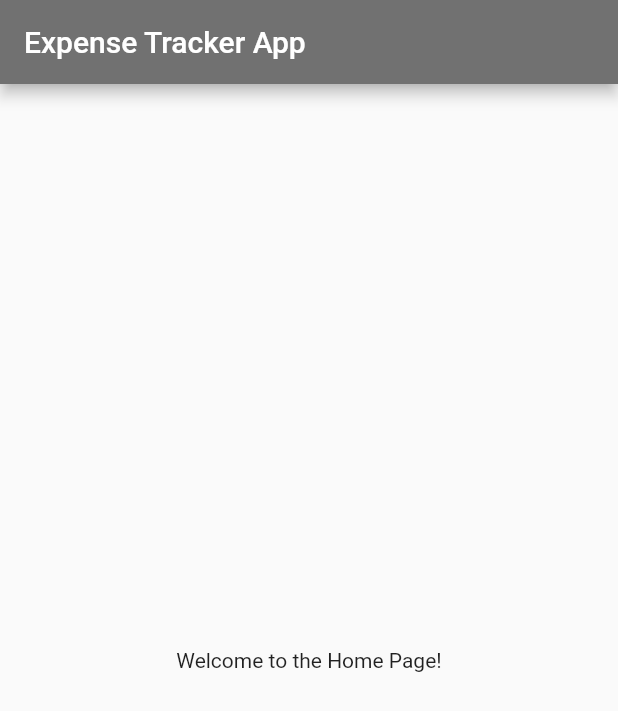
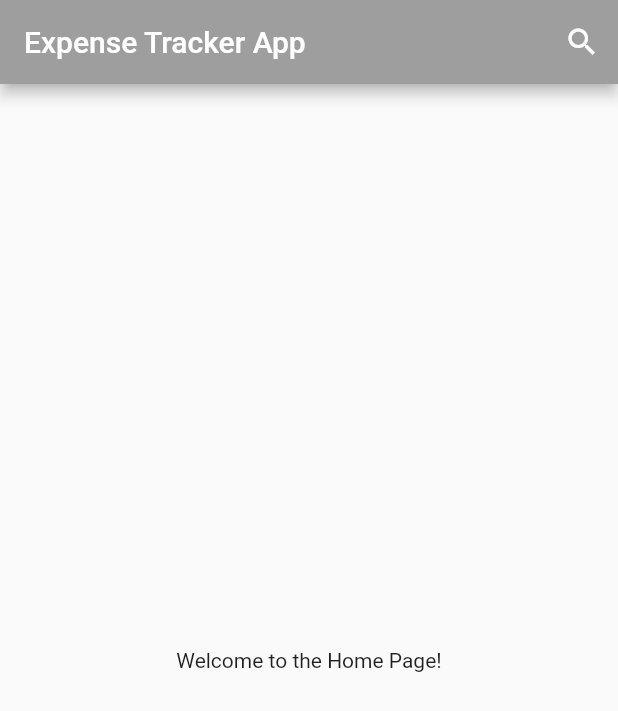
Before and after one commit to dhruv4023/ExpenseTrackerApp, a Flutter app: the HomePage screen opened by its route, on a phone screen of 412 x 824 dp. Shown: the top 711 px of the screen. Run offline on Flutter 3.47's test engine with Material 2 defaults, Android fonts, the phone set to English and light mode, and no system bars.

Commit message:
search textfield added on appbar

```diff
--- a/lib/main.dart
+++ b/lib/main.dart
@@ -1,5 +1,5 @@
 import 'package:expense_tracker/screen/SplashScreen.dart';
-import 'package:expense_tracker/screen/home.dart';
+import 'package:expense_tracker/screen/homePage.dart';
 import 'package:flutter/material.dart';
 
 void main() {
--- /dev/null
+++ b/lib/screen/homePage.dart
@@ -0,0 +1,69 @@
+import 'package:flutter/material.dart';
+
+class HomePage extends StatefulWidget {
+  const HomePage({Key? key}) : super(key: key);
+
+  @override
+  _HomePageState createState() => _HomePageState();
+}
+
+class _HomePageState extends State<HomePage> {
+  bool _isSearching = false;
+
+  @override
+  Widget build(BuildContext context) {
+    return Scaffold(
+      appBar: AppBar(
+        backgroundColor: Colors.grey,
+        automaticallyImplyLeading: false,
+        title: _isSearching
+            ? buildSearchField()
+            : const Text('Expense Tracker App'),
+        actions: buildAppBarActions(),
+      ),
+      body: const Center(
+        child: Text('Welcome to the Home Page!'),
+      ),
+    );
+  }
+
+  Widget buildSearchField() {
+    return TextField(
+      onChanged: (value) {
+        // Handle search input here
+      },
+      decoration: const InputDecoration(
+        hintText: 'Search...',
+        border: InputBorder.none,
+      ),
+    );
+  }
+
+  List<Widget> buildAppBarActions() {
+    if (_isSearching) {
+      return [
+        IconButton(
+          icon: const Icon(Icons.clear),
+          onPressed: () {
+            // Clear the search and return to the normal AppBar
+            setState(() {
+              _isSearching = false;
+            });
+          },
+        ),
+      ];
+    } else {
+      return [
+        IconButton(
+          icon: const Icon(Icons.search),
+          onPressed: () {
+            // Activate the search mode
+            setState(() {
+              _isSearching = true;
+            });
+          },
+        ),
+      ];
+    }
+  }
+}
```
Also changed, not shown: lib/screen/home.dart (deleted, +0 -51 lines), lib/widgets/SearchOnAppBar.dart (added, +61 -0 lines).
